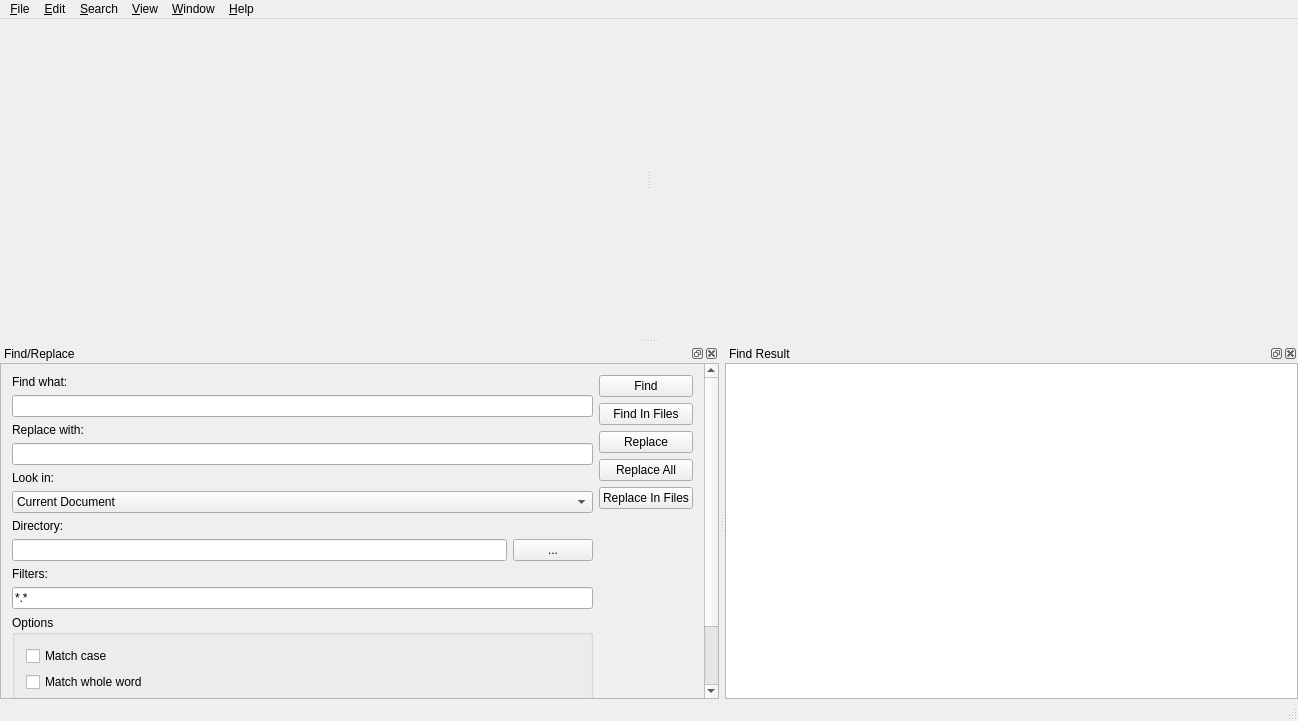
First picture: the form in src/ainesmile/mainwindow.ui, repository missdeer/ainesmile, before the edit.
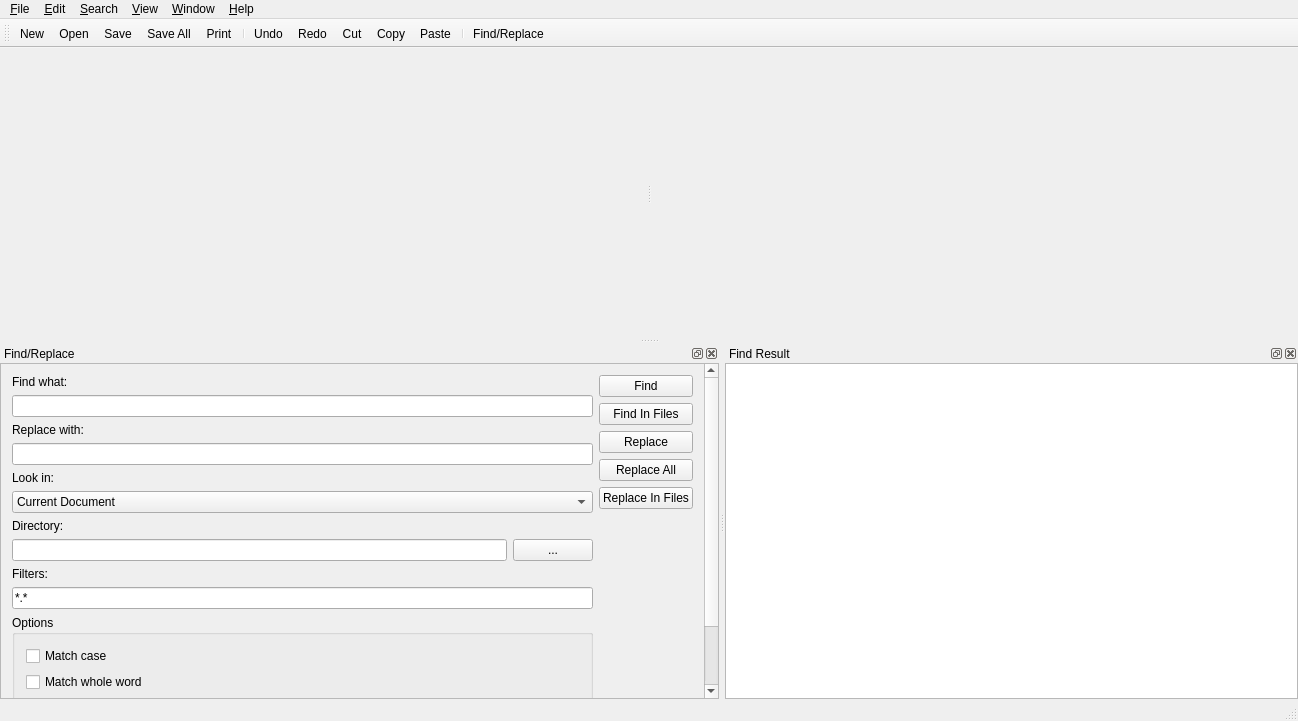
Second picture: the form after the edit. Icons and pictures are not drawn. Custom widgets are drawn as their Qt base class.

```diff
--- a/src/ainesmile/mainwindow.ui
+++ b/src/ainesmile/mainwindow.ui
@@ -505,6 +505,30 @@
     </layout>
    </widget>
   </widget>
+  <widget class="QToolBar" name="toolBar">
+   <property name="windowTitle">
+    <string>Standard Toolbar</string>
+   </property>
+   <attribute name="toolBarArea">
+    <enum>TopToolBarArea</enum>
+   </attribute>
+   <attribute name="toolBarBreak">
+    <bool>false</bool>
+   </attribute>
+   <addaction name="actionNewFile"/>
+   <addaction name="actionOpenFile"/>
+   <addaction name="actionSaveFile"/>
+   <addaction name="actionSaveAll"/>
+   <addaction name="actionPrint"/>
+   <addaction name="separator"/>
+   <addaction name="actionUndo"/>
+   <addaction name="actionRedo"/>
+   <addaction name="actionCut"/>
+   <addaction name="actionCopy"/>
+   <addaction name="actionPaste"/>
+   <addaction name="separator"/>
+   <addaction name="actionFind"/>
+  </widget>
   <action name="actionOpenFile">
    <property name="icon">
     <iconset resource="ainesmile.qrc">
```
